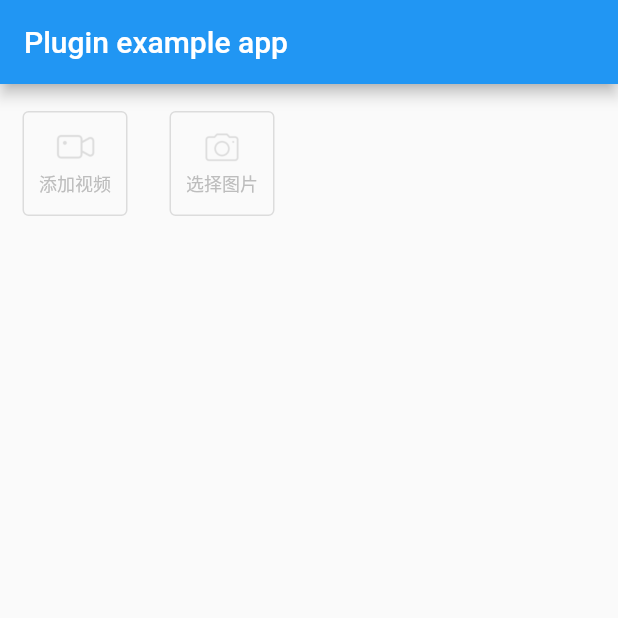
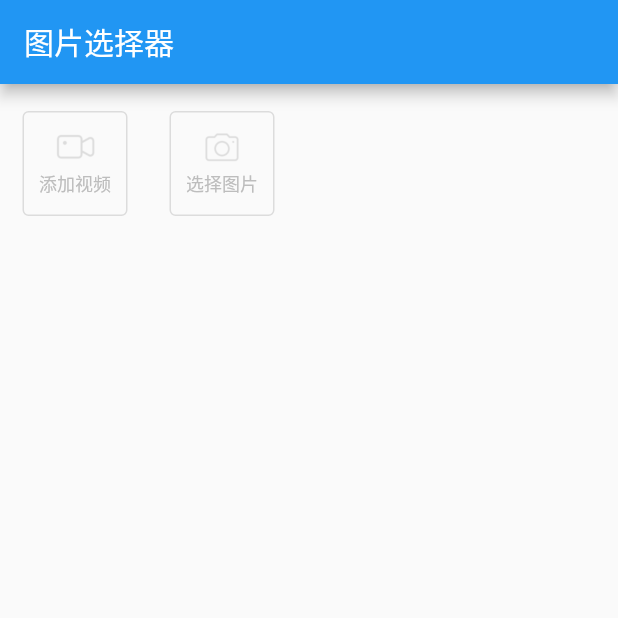
Before and after one commit to shijia2118/media_selector_null_safety, a Flutter app: the screen it shows after launch, on a phone screen of 412 x 824 dp, the top half of it. Run offline on Flutter 3.47's test engine with Material 2 defaults, Android fonts, the phone set to English and light mode, and no system bars; missing offline and left inert: dart:html, media_selector, video_thumbnail; statements that could not run were skipped.

Commit message:
no message

```diff
--- a/example/lib/main.dart
+++ b/example/lib/main.dart
@@ -36,7 +36,7 @@ class _MyAppState extends State<MyApp> {
     return MaterialApp(
       home: Scaffold(
         appBar: AppBar(
-          title: const Text('Plugin example app'),
+          title: const Text('图片选择器'),
         ),
         body: GridView.builder(
           padding: const EdgeInsets.symmetric(horizontal: 15),
```
